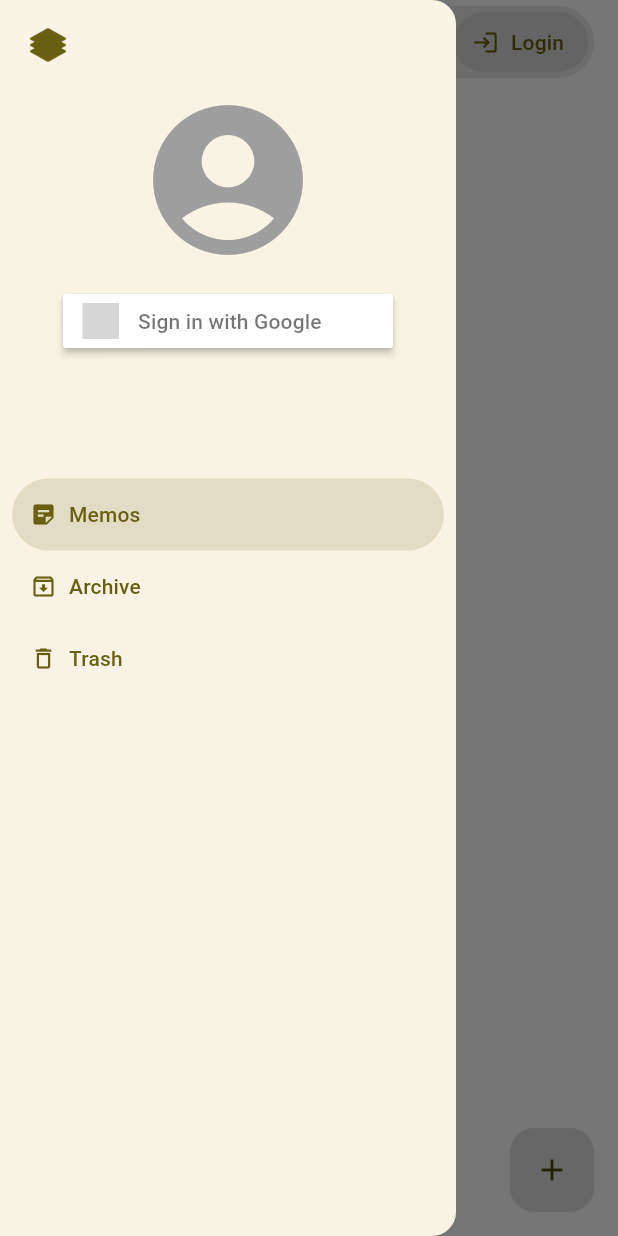
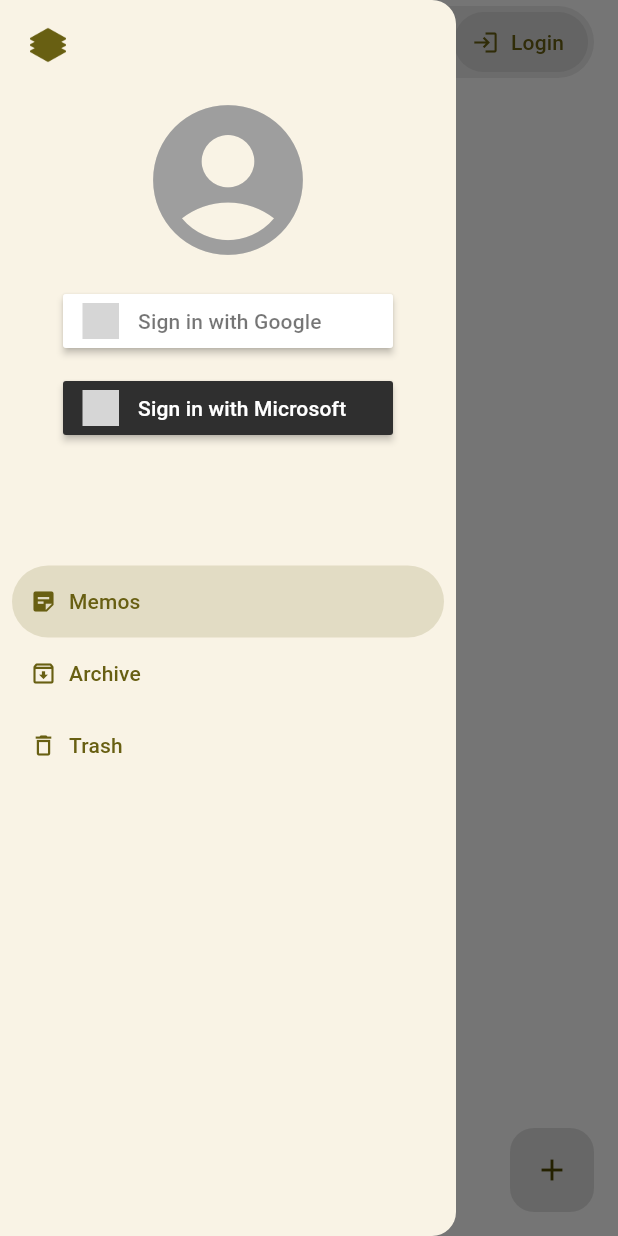
Before and after one commit to geoje/WomoMemo, a Flutter app: the screen it shows after launch, with the side drawer open, on a phone screen of 412 x 824 dp. Run offline on Flutter 3.47's test engine with Material 2 defaults, Android fonts, the phone set to English and light mode, and no system bars; our stand-ins replace firebase_auth, firebase_core, firebase_database, flutter_signin_button, google_sign_in; missing offline and left inert: home_widget; accounts and stored records are empty; grey boxes are pictures that could not be loaded.

Commit message:
Add microsoft login

```diff
--- a/lib/screens/home_screen.dart
+++ b/lib/screens/home_screen.dart
@@ -5,7 +5,6 @@ import 'package:flutter/foundation.dart';
 import 'package:flutter/material.dart';
 import 'package:flutter_staggered_grid_view/flutter_staggered_grid_view.dart';
 import 'package:home_widget/home_widget.dart';
-import 'package:shared_preferences/shared_preferences.dart';
 import 'package:womomemo/models/memo.dart';
 import 'package:womomemo/models/navItem.dart';
 import 'package:womomemo/screens/memo_screen.dart';
@@ -32,29 +31,14 @@ class HomeScreen extends StatefulWidget {
 class _HomeScreenState extends State<HomeScreen> {
   Map<String, Memo> memos = {};
   String viewMode = "Memos";
-  late SharedPreferences prefs;
 
   @override
   void initState() {
     super.initState();
 
-    SharedPreferences.getInstance().then((value) {
-      prefs = value;
-      // First load and get from server
-      if (memos.isEmpty) {
-        memos = jsonDecode(prefs.getString("memos") ?? "{}");
-        setState(() {});
-      }
-      // First get from server and load
-      else {
-        prefs.setString("memos", jsonEncode(memos));
-      }
-    });
-
     if (!kIsWeb) HomeWidget.setAppGroupId(appGroupId);
 
     FirebaseAuth.instance.authStateChanges().listen((User? user) {
-      setState(() {
       Auth.user = user;
 
       if (user != null) {
@@ -93,9 +77,6 @@ class _HomeScreenState extends State<HomeScreen> {
               androidName: androidWidgetName,
             );
           }
-
-            // Save data to local storage
-            prefs.setString("memos", jsonEncode(memos));
         });
 
         // Delete listener
@@ -104,7 +85,7 @@ class _HomeScreenState extends State<HomeScreen> {
           setState(() {});
         });
       }
-      });
+      setState(() {});
     });
   }
 
@@ -161,7 +142,7 @@ class _HomeScreenState extends State<HomeScreen> {
         child: DrawerWidget(
             onDrawerClosed: () =>
                 widget.scaffoldKey.currentState!.closeDrawer(),
-            onLogout: () => handleLogout,
+            onLogout: handleLogout,
             viewMode: viewMode,
             onViewModeChanged: (newViewMode) =>
                 setState(() => viewMode = newViewMode)),
@@ -190,7 +171,9 @@ class _HomeScreenState extends State<HomeScreen> {
   }
 
   handleLogout() {
+    setState(() {
       memos = {};
+    });
     FirebaseAuth.instance.signOut();
   }
 
--- a/lib/widgets/drawer_widget.dart
+++ b/lib/widgets/drawer_widget.dart
@@ -1,5 +1,6 @@
 import 'dart:io';
 
+import 'package:firebase_auth/firebase_auth.dart';
 import 'package:flutter/foundation.dart';
 import 'package:flutter/material.dart';
 import 'package:flutter_signin_button/flutter_signin_button.dart';
@@ -100,9 +101,18 @@ class _DrawerWidgetState extends State<DrawerWidget> {
         const SizedBox(height: 10),
         Center(
           child: Auth.user == null
-              ? SignInButton(
-                  Buttons.Google,
-                  onPressed: handleLogin,
+              ? Column(
+                  children: [
+                    SignInButton(
+                      Buttons.Google,
+                      onPressed: handleLoginGoogle,
+                    ),
+                    const SizedBox(height: 10),
+                    SignInButton(
+                      Buttons.Microsoft,
+                      onPressed: handleLoginMicrosoft,
+                    ),
+                  ],
                 )
               : Text(
                   Auth.user!.displayName ?? "",
@@ -142,7 +152,7 @@ class _DrawerWidgetState extends State<DrawerWidget> {
     );
   }
 
-  handleLogin() async {
+  handleLoginGoogle() async {
     if (kIsWeb) {
       await Auth.signInWithGoogle();
     } else if (!Platform.isWindows && !Platform.isLinux) {
@@ -167,4 +177,13 @@ class _DrawerWidgetState extends State<DrawerWidget> {
       );
     }
   }
+
+  handleLoginMicrosoft() async {
+    final microsoftProvider = MicrosoftAuthProvider();
+    if (kIsWeb) {
+      await FirebaseAuth.instance.signInWithPopup(microsoftProvider);
+    } else {
+      await FirebaseAuth.instance.signInWithProvider(microsoftProvider);
+    }
+  }
 }
--- a/pubspec.yaml
+++ b/pubspec.yaml
@@ -43,7 +43,6 @@ dependencies:
   flutter_staggered_grid_view: ^0.7.0
   home_widget: ^0.3.0
   url_launcher: ^6.1.14
-  shared_preferences: ^2.2.1
 
 dev_dependencies:
   flutter_test:
```
Also changed, not shown: pubspec.lock, 1 other file. Lines whose indentation alone changed are shown as unchanged.
